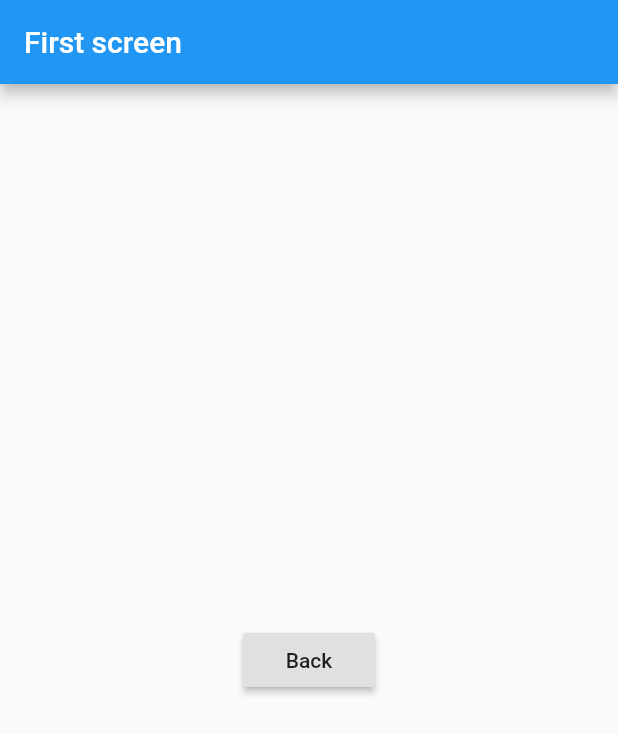
After one commit to zw963/flutter_sample, a Flutter app: the screen it shows after launch, on a phone screen of 412 x 824 dp. The commit adds this screen. Shown: the top 734 px of the screen. Run offline on Flutter 3.47's test engine with Material 2 defaults, Android fonts, the phone set to English and light mode, and no system bars.

Commit message:
Add second screen

```diff
--- a/lib/main.dart
+++ b/lib/main.dart
@@ -1,4 +1,5 @@
 import 'package:flutter/material.dart';
+import 'package:flutter_sample/screens/screen1/screen1.dart';
 import 'package:flutter_sample/theme/style.dart';
 
 void main() => runApp(App());
@@ -17,14 +18,3 @@ class App extends StatelessWidget {
     );
   }
 }
-
-class Screen1 extends StatelessWidget {
-  @override
-  Widget build(BuildContext context) {
-    return Scaffold(
-      appBar: AppBar(
-        title: Text("First screen"),
-      ),
-    );
-  }
-}
--- /dev/null
+++ b/lib/screens/screen1/components/body.dart
@@ -0,0 +1,16 @@
+import 'package:flutter/cupertino.dart';
+import 'package:flutter/material.dart';
+
+class Body extends StatelessWidget {
+  @override
+  Widget build(BuildContext context) {
+    return Center(
+      child: RaisedButton(
+        onPressed: () {
+          Navigator.pop(context);
+        },
+        child: Text('Back'),
+      ),
+    );
+  }
+}
--- /dev/null
+++ b/lib/screens/screen1/screen1.dart
@@ -0,0 +1,15 @@
+import 'package:flutter/cupertino.dart';
+import 'package:flutter/material.dart';
+import 'package:flutter_sample/screens/screen1/components/body.dart';
+
+class Screen1 extends StatelessWidget {
+  @override
+  Widget build(BuildContext context) {
+    return Scaffold(
+      appBar: AppBar(
+        title: Text("First screen"),
+      ),
+      body: Body(),
+    );
+  }
+}
```
